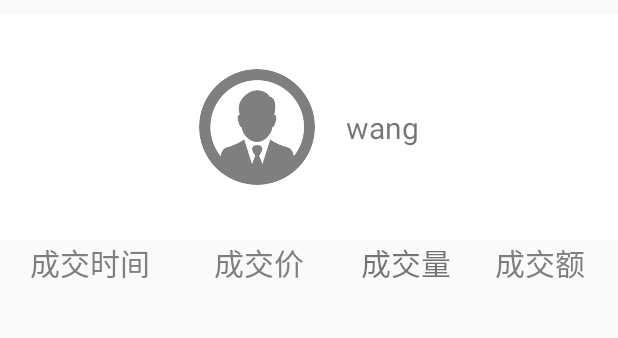
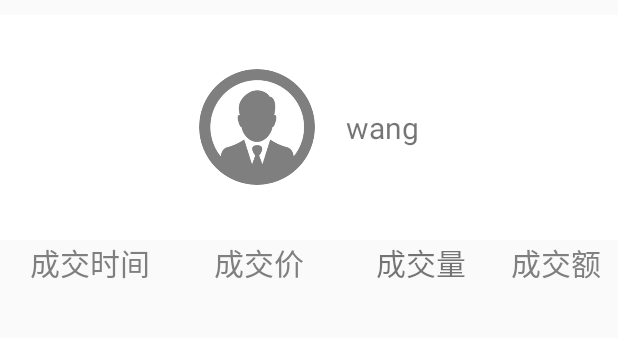
Before and after one commit to 1048300461/StockSystem, an Android app: the screen it shows after launch (OrdersListActivity), on a phone screen of 412 x 824 dp, the part 144-482 px from its top. Run offline under Robolectric (Android 15) with nearby library versions, the light colour scheme and no system bars; our stand-ins replace CircleImageView.

Commit message:
更新订单列表显示
取消固定边框，改为paddingLeft

```diff
--- a/app/src/main/res/layout/orders_list.xml
+++ b/app/src/main/res/layout/orders_list.xml
@@ -43,7 +43,7 @@
         <TableRow>
             <TableLayout
                 android:layout_marginLeft="20dp"
-                android:layout_width="100dp"
+                android:layout_width="wrap_content"
                 android:layout_height="wrap_content">
                 <TableRow>
 
@@ -57,8 +57,8 @@
                 </TableRow>
 
             </TableLayout>
-            <TableLayout android:layout_width="200dp">
-                <TableRow >
+            <TableLayout>
+                <TableRow android:paddingLeft="20dp">
                     <TextView
                         android:layout_gravity="center"
                         android:layout_marginLeft="15dp"
@@ -68,6 +68,7 @@
                         android:layout_width="wrap_content"
                         android:layout_height="wrap_content" />
                     <TextView
+                        android:paddingLeft="10dp"
                         android:layout_gravity="center"
                         android:text="成交量"
                         android:textSize="20sp"
@@ -77,6 +78,7 @@
                 </TableRow>
             </TableLayout>
             <TableLayout android:layout_marginLeft="10dp"
+                android:paddingLeft="10dp"
                 >
                 <TextView
                     android:textColor="#7F7F7F"
--- a/app/src/main/res/layout/orders_list_lvitem_table.xml
+++ b/app/src/main/res/layout/orders_list_lvitem_table.xml
@@ -11,7 +11,7 @@
         <TableRow>
             <TableLayout
                 android:layout_marginLeft="20dp"
-                android:layout_width="120dp"
+                android:layout_width="wrap_content"
                 android:layout_height="wrap_content">
                 <TableRow >
                     <TextView
@@ -45,7 +45,7 @@
             </TableLayout>
             <TableLayout>
                 <TableRow android:layout_marginTop="10dp"
-                    android:layout_width="200dp">
+                    >
                     <TextView
                         android:id="@+id/ordersList_tv_price"
                         android:layout_gravity="center"
@@ -66,7 +66,7 @@
                 </TableRow>
             </TableLayout>
             <TableLayout
-                android:layout_width="60dp"
+                android:paddingLeft="20dp"
                 android:layout_marginLeft="15dp">
                 <TextView
                     android:id="@+id/ordersList_tv_type2"
```
